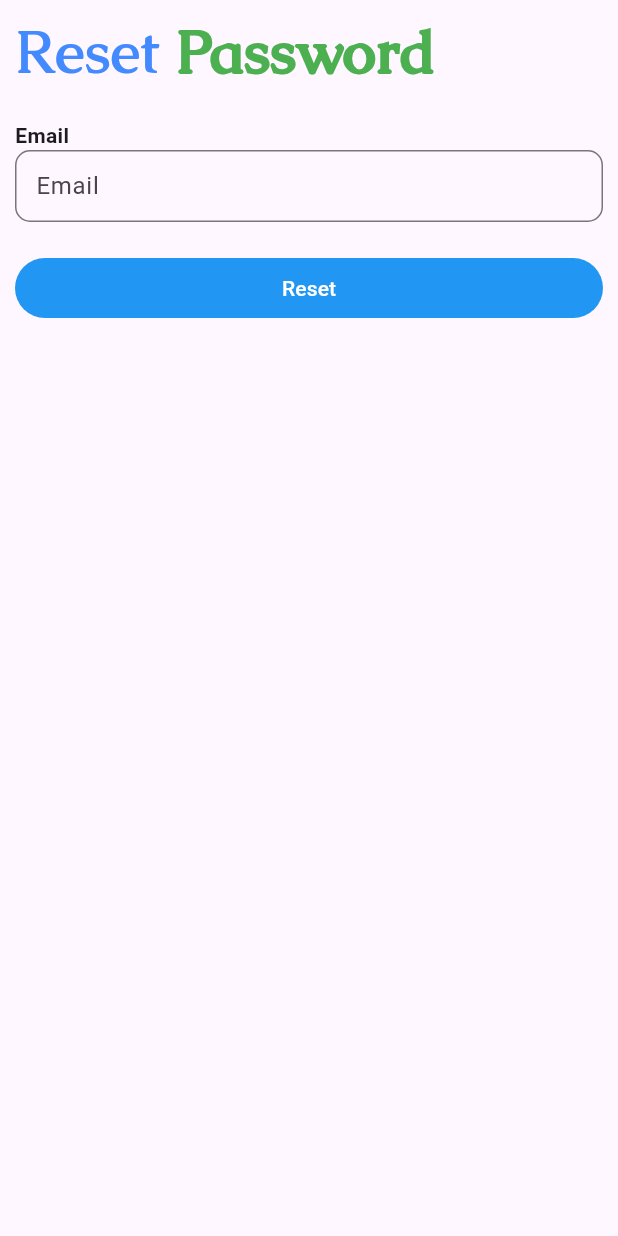
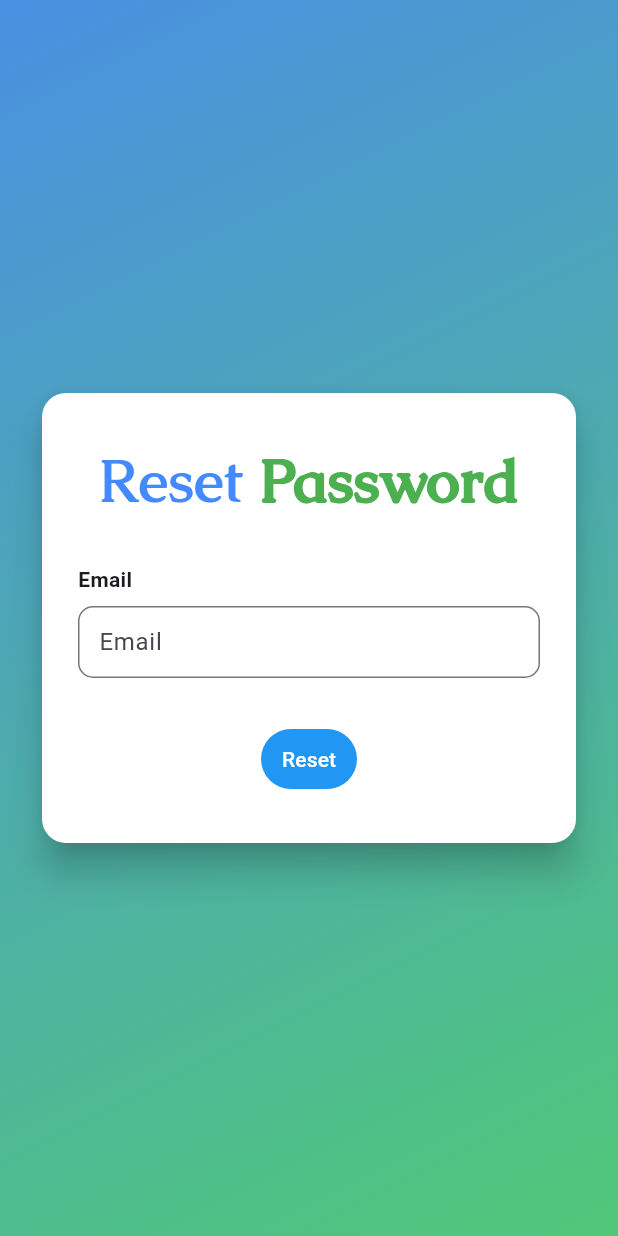
Before and after one commit to FarhanSFix/blogapp, a Flutter app: the ResetPassword screen opened directly, on a phone screen of 412 x 824 dp. Run offline on Flutter 3.47's test engine with Material 3 defaults, Android fonts, the phone set to English and light mode, and no system bars; our stand-ins replace image_picker, shared_preferences; accounts and stored records are empty.

Commit message:
ubah ui reset password

```diff
--- a/lib/screens/reset_password_screen.dart
+++ b/lib/screens/reset_password_screen.dart
@@ -1,5 +1,4 @@
 import 'dart:convert';
-
 import 'package:blogapp/constant.dart';
 import 'package:blogapp/screens/login.dart';
 import 'package:flutter/material.dart';
@@ -58,7 +57,6 @@ class _ResetPasswordState extends State<ResetPassword> {
             ),
           ],
         ),
-
         actions: [
           TextButton(
             onPressed: () => Navigator.of(context).pop(),
@@ -82,19 +80,17 @@ class _ResetPasswordState extends State<ResetPassword> {
           ),
           TextButton(
             onPressed: () async {
-              if (newPasswordController.text !=
-                  confirmPasswordController.text) {
-                ScaffoldMessenger.of(
-                  context,
-                ).showSnackBar(SnackBar(content: Text('Password tidak cocok')));
+              if (newPasswordController.text != confirmPasswordController.text) {
+                ScaffoldMessenger.of(context).showSnackBar(
+                  SnackBar(content: Text('Password tidak cocok')),
+                );
                 return;
               }
 
-              if (newPasswordController.text.isEmpty ||
-                  confirmPasswordController.text.isEmpty) {
-                ScaffoldMessenger.of(
-                  context,
-                ).showSnackBar(SnackBar(content: Text('Kolom Harus diisi')));
+              if (newPasswordController.text.isEmpty || confirmPasswordController.text.isEmpty) {
+                ScaffoldMessenger.of(context).showSnackBar(
+                  SnackBar(content: Text('Kolom Harus diisi')),
+                );
                 return;
               }
 
@@ -109,21 +105,19 @@ class _ResetPasswordState extends State<ResetPassword> {
               );
 
               final data = jsonDecode(res.body);
-              Navigator.of(context).pop(); // tutup dialog
+              Navigator.of(context).pop();
 
               if (res.statusCode == 200) {
-                ScaffoldMessenger.of(
-                  context,
-                ).showSnackBar(SnackBar(content: Text(data['message'])));
-                Navigator.push(
+                ScaffoldMessenger.of(context).showSnackBar(
+                  SnackBar(content: Text(data['message'])),
+                );
+                Navigator.pushReplacement(
                   context,
                   MaterialPageRoute(builder: (context) => Login()),
                 );
               } else {
                 ScaffoldMessenger.of(context).showSnackBar(
-                  SnackBar(
-                    content: Text(data['message'] ?? somethingWentWrong),
-                  ),
+                  SnackBar(content: Text(data['message'] ?? somethingWentWrong)),
                 );
               }
             },
@@ -150,14 +144,35 @@ class _ResetPasswordState extends State<ResetPassword> {
   @override
   Widget build(BuildContext context) {
     return Scaffold(
-      body: Padding(
-        padding: const EdgeInsets.symmetric(horizontal: 10, vertical: 8),
-        child: ListView(
+      body: Container(
+        decoration: BoxDecoration(
+          gradient: LinearGradient(
+            begin: Alignment.topLeft,
+            end: Alignment.bottomRight,
+            colors: [
+              Color(0xFF4A90E2), // biru
+              Color(0xFF50C878), // hijau
+            ],
+          ),
+        ),
+        child: Center(
+          child: SingleChildScrollView(
+            padding: const EdgeInsets.symmetric(horizontal: 24),
+            child: Card(
+              color: Colors.white,
+              shape: RoundedRectangleBorder(
+                borderRadius: BorderRadius.circular(16),
+              ),
+              elevation: 10,
+              child: Padding(
+                padding: const EdgeInsets.symmetric(horizontal: 24, vertical: 32),
+                child: Column(
+                  mainAxisSize: MainAxisSize.min,
                   children: [
                     RichText(
-              text: TextSpan(
+                      text: const TextSpan(
                         text: 'Reset ',
-                style: const TextStyle(
+                        style: TextStyle(
                           fontFamily: 'Caudex',
                           fontSize: 40,
                           fontWeight: FontWeight.w600,
@@ -166,7 +181,7 @@ class _ResetPasswordState extends State<ResetPassword> {
                         children: [
                           TextSpan(
                             text: 'Password',
-                    style: const TextStyle(
+                            style: TextStyle(
                               fontFamily: 'Caudex',
                               fontSize: 40,
                               fontWeight: FontWeight.w900,
@@ -176,16 +191,24 @@ class _ResetPasswordState extends State<ResetPassword> {
                         ],
                       ),
                     ),
-            SizedBox(height: 20),
-            Text("Email", style: TextStyle(fontWeight: FontWeight.bold)),
+                    const SizedBox(height: 30),
+                    Align(
+                      alignment: Alignment.centerLeft,
+                      child: Text("Email", style: TextStyle(fontWeight: FontWeight.bold)),
+                    ),
+                    const SizedBox(height: 8),
                     TextFormField(
                       keyboardType: TextInputType.emailAddress,
                       controller: txtEmail,
                       decoration: kInputDecoration('Email'),
                     ),
-            SizedBox(height: 20),
+                    const SizedBox(height: 30),
                     kTextButton('Reset', verifyEmail),
                   ],
+                ),
+              ),
+            ),
+          ),
         ),
       ),
     );
```
Lines whose indentation alone changed are shown as unchanged.
